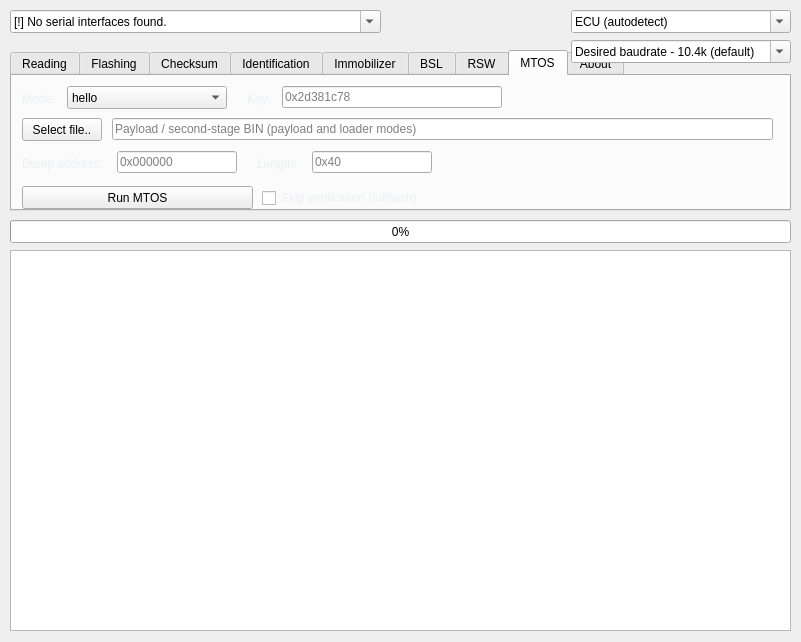
Qt form flasher/gkflasher.ui (Dante383/GKFlasher) before a commit.
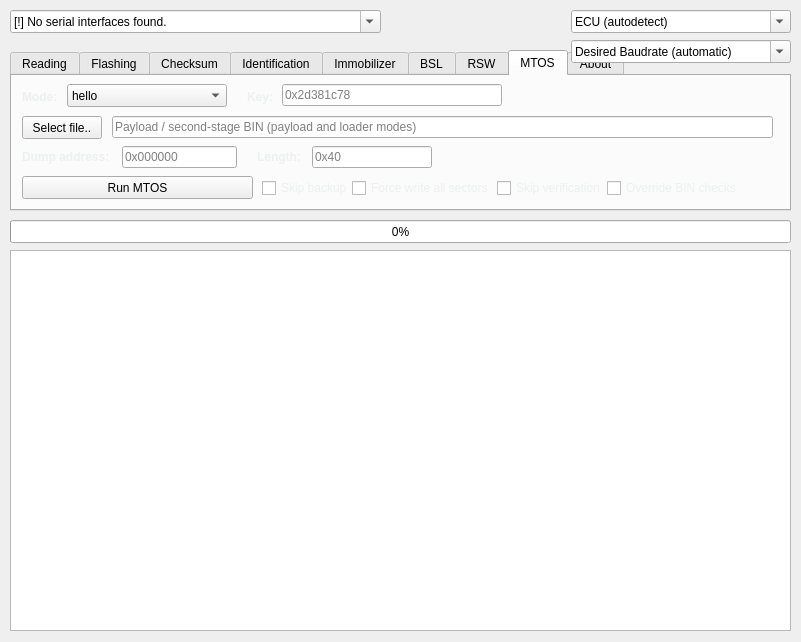
The same form after that commit. The open tabs and pages were chosen to show the change. Icons and pictures are not drawn.

Commit message:
strapping a turbo on gkflasher
- fix openport showing when adapter unplugged
- fix StopCommunication timeout between k-line <> can interface switchover
- fix linux gui fonts, DejaVu Sans Mono and tab padding
- introduce MTOS via canbus support
- introduce 750k baud option
- introduce rsw via k-line
- introduce lzss compression for all flashing operations
- introduce automatic baudrate detection
- improve bin validation and recovery handling
- improve progress bar stats

```diff
--- a/flasher/gkflasher.ui
+++ b/flasher/gkflasher.ui
@@ -780,13 +780,13 @@
      <property name="geometry">
       <rect>
        <x>10</x>
-       <y>13</y>
+       <y>11</y>
        <width>40</width>
        <height>20</height>
       </rect>
      </property>
      <property name="styleSheet">
-      <string notr="true">color: #ecf0f1;</string>
+      <string notr="true">color: #ecf0f1; font-size: 12px; font-weight: bold;</string>
      </property>
      <property name="text">
       <string>Mode:</string>
@@ -796,7 +796,7 @@
      <property name="geometry">
       <rect>
        <x>55</x>
-       <y>10</y>
+       <y>8</y>
        <width>160</width>
        <height>23</height>
       </rect>
@@ -841,13 +841,13 @@
      <property name="geometry">
       <rect>
        <x>235</x>
-       <y>13</y>
-       <width>30</width>
+       <y>11</y>
+       <width>32</width>
        <height>20</height>
       </rect>
      </property>
      <property name="styleSheet">
-      <string notr="true">color: #ecf0f1;</string>
+      <string notr="true">color: #ecf0f1; font-size: 12px; font-weight: bold;</string>
      </property>
      <property name="text">
       <string>Key:</string>
@@ -857,7 +857,7 @@
      <property name="geometry">
       <rect>
        <x>270</x>
-       <y>10</y>
+       <y>8</y>
        <width>220</width>
        <height>22</height>
       </rect>
@@ -870,7 +870,7 @@
      <property name="geometry">
       <rect>
        <x>10</x>
-       <y>42</y>
+       <y>40</y>
        <width>80</width>
        <height>23</height>
       </rect>
@@ -889,7 +889,7 @@
      <property name="geometry">
       <rect>
        <x>100</x>
-       <y>42</y>
+       <y>40</y>
        <width>661</width>
        <height>22</height>
       </rect>
@@ -902,13 +902,13 @@
      <property name="geometry">
       <rect>
        <x>10</x>
-       <y>78</y>
-       <width>90</width>
+       <y>71</y>
+       <width>95</width>
        <height>20</height>
       </rect>
      </property>
      <property name="styleSheet">
-      <string notr="true">color: #ecf0f1;</string>
+      <string notr="true">color: #ecf0f1; font-size: 12px; font-weight: bold;</string>
      </property>
      <property name="text">
       <string>Dump address:</string>
@@ -917,9 +917,9 @@
     <widget class="QLineEdit" name="mtosAddressInput">
      <property name="geometry">
       <rect>
-       <x>105</x>
-       <y>75</y>
-       <width>120</width>
+       <x>110</x>
+       <y>70</y>
+       <width>115</width>
        <height>22</height>
       </rect>
      </property>
@@ -931,13 +931,13 @@
      <property name="geometry">
       <rect>
        <x>245</x>
-       <y>78</y>
-       <width>50</width>
+       <y>71</y>
+       <width>52</width>
        <height>20</height>
       </rect>
      </property>
      <property name="styleSheet">
-      <string notr="true">color: #ecf0f1;</string>
+      <string notr="true">color: #ecf0f1; font-size: 12px; font-weight: bold;</string>
      </property>
      <property name="text">
       <string>Length:</string>
@@ -947,7 +947,7 @@
      <property name="geometry">
       <rect>
        <x>300</x>
-       <y>75</y>
+       <y>70</y>
        <width>120</width>
        <height>22</height>
       </rect>
@@ -960,7 +960,7 @@
      <property name="geometry">
       <rect>
        <x>10</x>
-       <y>110</y>
+       <y>100</y>
        <width>231</width>
        <height>23</height>
       </rect>
@@ -969,23 +969,80 @@
       <string>Run MTOS</string>
      </property>
     </widget>
-    <widget class="QCheckBox" name="mtosSkipVerifyCheck">
+    <widget class="QCheckBox" name="mtosSkipBackupCheck">
      <property name="geometry">
       <rect>
        <x>250</x>
-       <y>112</y>
-       <width>420</width>
+       <y>102</y>
+       <width>85</width>
        <height>20</height>
       </rect>
      </property>
      <property name="styleSheet">
-      <string notr="true">color: #ecf0f1;</string>
+      <string notr="true">QCheckBox { color: #ecf0f1; }</string>
+     </property>
+     <property name="toolTip">
+      <string>Do not save a backup file. Calibration preservation and boot ordering may still require an initial read.</string>
+     </property>
+     <property name="text">
+      <string>Skip backup</string>
+     </property>
+    </widget>
+    <widget class="QCheckBox" name="mtosForceWriteCheck">
+     <property name="geometry">
+      <rect>
+       <x>340</x>
+       <y>102</y>
+       <width>140</width>
+       <height>20</height>
+      </rect>
+     </property>
+     <property name="styleSheet">
+      <string notr="true">QCheckBox { color: #ecf0f1; }</string>
+     </property>
+     <property name="toolTip">
+      <string>Rewrite all selected sectors even when they match. Calibration-only mode still preserves boot and program.</string>
+     </property>
+     <property name="text">
+      <string>Force write all sectors</string>
+     </property>
+    </widget>
+    <widget class="QCheckBox" name="mtosSkipVerifyCheck">
+     <property name="geometry">
+      <rect>
+       <x>485</x>
+       <y>102</y>
+       <width>105</width>
+       <height>20</height>
+      </rect>
+     </property>
+     <property name="styleSheet">
+      <string notr="true">QCheckBox { color: #ecf0f1; }</string>
      </property>
      <property name="toolTip">
       <string>Programs the sectors but skips reading them back to verify. Faster, but you won't know if a sector didn't take</string>
      </property>
      <property name="text">
-      <string>Skip verification (fullflash)</string>
+      <string>Skip verification</string>
+     </property>
+    </widget>
+    <widget class="QCheckBox" name="mtosOverrideSafetyCheck">
+     <property name="geometry">
+      <rect>
+       <x>595</x>
+       <y>102</y>
+       <width>150</width>
+       <height>20</height>
+      </rect>
+     </property>
+     <property name="styleSheet">
+      <string notr="true">QCheckBox { color: #ecf0f1; }</string>
+     </property>
+     <property name="toolTip">
+      <string>Allow unrecognized BIN identifiers. Image size, reset-vector and hardware checks still apply.</string>
+     </property>
+     <property name="text">
+      <string>Override BIN checks</string>
      </property>
     </widget>
    </widget>
@@ -1093,7 +1150,7 @@
     <bool>true</bool>
    </property>
    <property name="currentText">
-    <string>Desired baudrate - 10.4k (default)</string>
+    <string>Desired Baudrate (automatic)</string>
    </property>
   </widget>
  </widget>
```
Left out of the diff: 86 changed lines with no effect on the pictures. The commit also changes 41 other files.
